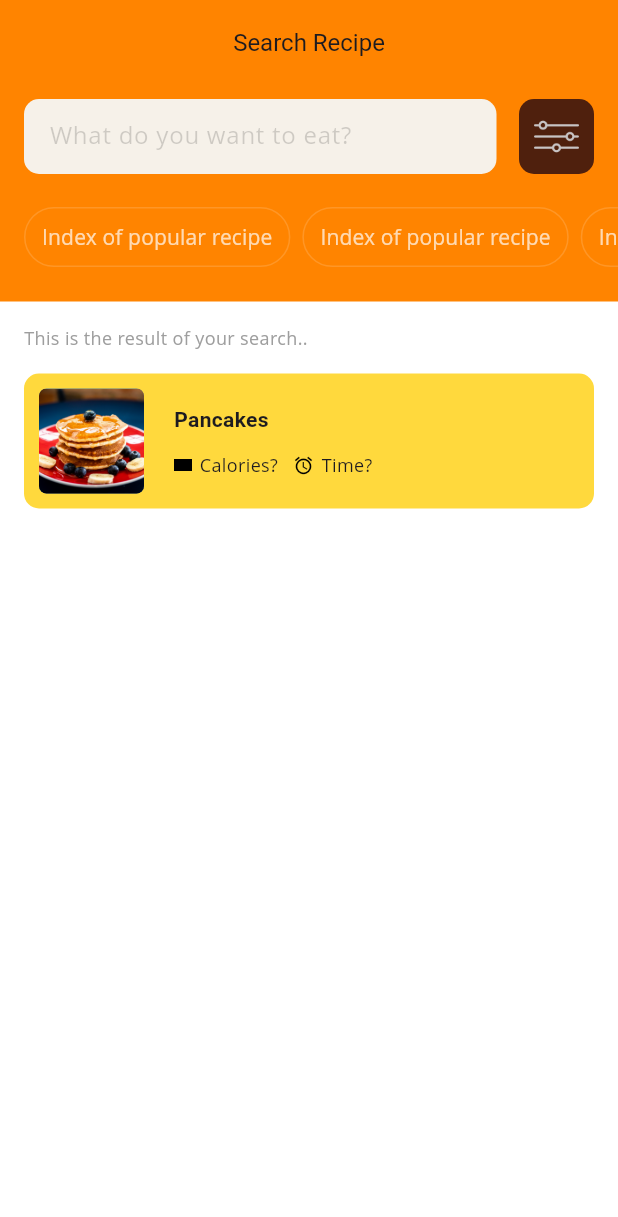
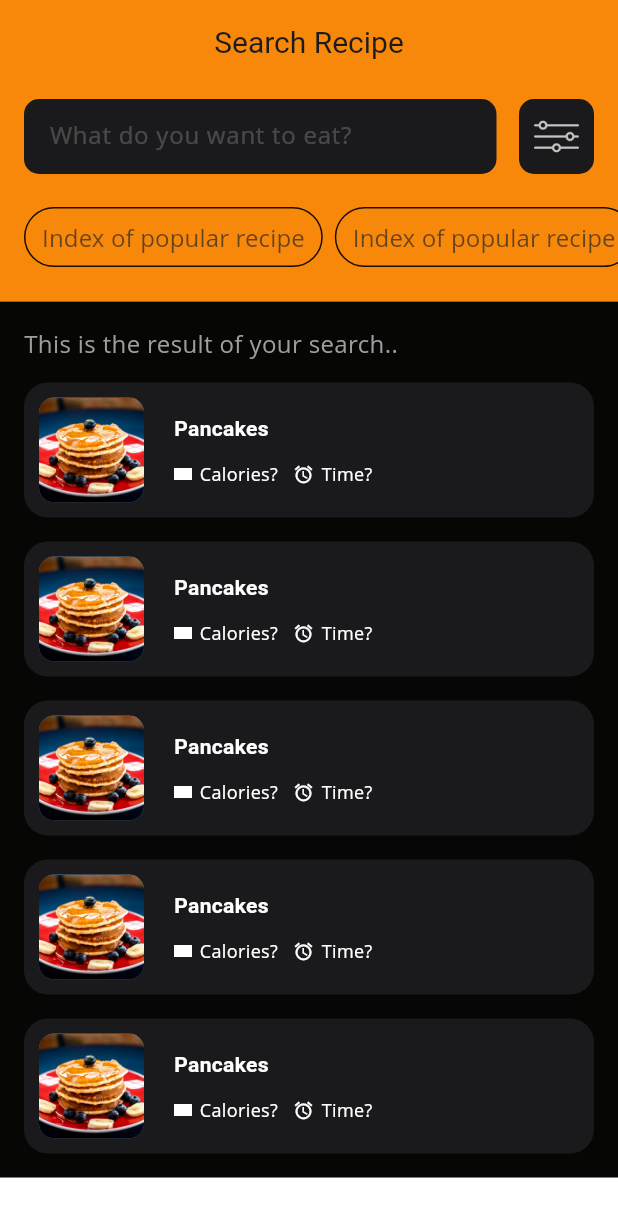
Before and after one commit to josssss07/cook_up, a Flutter app: the screen it shows after launch, on a phone screen of 412 x 824 dp. Shown: the top 1217 px of the screen. Run offline on Flutter 3.47's test engine with Material 3 defaults, Android fonts, the phone set to English and light mode, and no system bars; our stand-ins replace firebase_core, google_nav_bar; accounts and stored records are empty; generated files the repository leaves out were written again; Roboto replaces fonts that are missing (Open Sans, inter).

Commit message:
changed the color theme

```diff
--- a/lib/pages/search_page.dart
+++ b/lib/pages/search_page.dart
@@ -25,7 +25,7 @@ class _SearchPageState extends State<SearchPage> {
             style: TextStyle(
                 fontFamily: 'inter',
                 fontWeight: FontWeight.w400,
-                fontSize: 16)),
+                fontSize: 20)),
         systemOverlayStyle: SystemUiOverlayStyle.light,
       ),
       body: ListView(
@@ -55,7 +55,7 @@ class _SearchPageState extends State<SearchPage> {
                           margin: const EdgeInsets.only(right: 15),
                           decoration: BoxDecoration(
                               borderRadius: BorderRadius.circular(10),
-                              color: AppColor.primarySoft),
+                              color: AppColor.secondarybg),
                           child: TextField(
                             controller: searchInputController,
                             onChanged: (value) {
@@ -63,7 +63,7 @@ class _SearchPageState extends State<SearchPage> {
                               setState(() {});
                             },
                             style: const TextStyle(
-                                color: Color.fromARGB(255, 62, 61, 61),
+                                color: Color.fromARGB(255, 246, 246, 246),
                                 fontSize: 16,
                                 fontWeight: FontWeight.w400),
                             maxLines: 1,
@@ -71,7 +71,7 @@ class _SearchPageState extends State<SearchPage> {
                             decoration: InputDecoration(
                               hintText: 'What do you want to eat?',
                               hintStyle: TextStyle(
-                                  color: const Color.fromARGB(255, 45, 44, 44)
+                                  color: Color.fromARGB(255, 255, 255, 255)
                                       .withOpacity(0.2)),
                               prefixIconConstraints:
                                   const BoxConstraints(maxHeight: 20),
@@ -88,7 +88,8 @@ class _SearchPageState extends State<SearchPage> {
                         onTap: () {
                           showModalBottomSheet(
                               context: context,
-                              backgroundColor: Colors.white,
+                              // backgroundColor: Colors.white,
+                              backgroundColor: AppColor.secondarybg,
                               shape: const RoundedRectangleBorder(
                                   borderRadius: BorderRadius.only(
                                       topLeft: Radius.circular(20),
@@ -103,7 +104,7 @@ class _SearchPageState extends State<SearchPage> {
                           alignment: Alignment.center,
                           decoration: BoxDecoration(
                             borderRadius: BorderRadius.circular(10),
-                            color: AppColor.secondary,
+                            color: AppColor.secondarybg,
                           ),
                           child: Image.asset(
                             'assets/icons/edit.png',
@@ -140,15 +141,16 @@ class _SearchPageState extends State<SearchPage> {
                           },
                           style: OutlinedButton.styleFrom(
                             side: BorderSide(
-                                color: Colors.white.withOpacity(0.15),
+                                color: Color.fromARGB(255, 0, 0, 0).withOpacity(0.9),
                                 width: 1),
                           ),
                           child: Text(
                             // popularRecipeKeyword[index],
                             'Index of popular recipe',
                             style: TextStyle(
-                                color: Colors.white.withOpacity(0.7),
-                                fontWeight: FontWeight.w400),
+                                color: Color.fromARGB(255, 38, 37, 37).withOpacity(0.7),
+                                // backgroundColor: const Color.fromARGB(255, 87, 84, 84),
+                                fontWeight: FontWeight.w400, fontSize: 16),
                           ),
                         ),
                       );
@@ -162,6 +164,7 @@ class _SearchPageState extends State<SearchPage> {
           Container(
             padding: const EdgeInsets.all(16),
             width: MediaQuery.of(context).size.width,
+            color: AppColor.primarySoft,
             child: Column(
               mainAxisAlignment: MainAxisAlignment.start,
               crossAxisAlignment: CrossAxisAlignment.start,
@@ -170,13 +173,13 @@ class _SearchPageState extends State<SearchPage> {
                   margin: const EdgeInsets.only(bottom: 15),
                   child: const Text(
                     'This is the result of your search..',
-                    style: TextStyle(color: Colors.grey, fontSize: 12),
+                    style: TextStyle(color: Colors.grey, fontSize: 16),
                   ),
                 ),
                 ListView.separated(
                   shrinkWrap: true,
                   // itemCount: searchResult.length,
-                  itemCount: 1,
+                  itemCount: 5,
                   physics: const NeverScrollableScrollPhysics(),
                   separatorBuilder: (context, index) {
                     return const SizedBox(height: 16);
--- a/lib/utils/AppColor.dart
+++ b/lib/utils/AppColor.dart
@@ -1,9 +1,11 @@
 import 'package:flutter/material.dart';
 
 class AppColor {
-  static Color primary = const Color(0xFFFF8400);
-  static Color primarySoft = const Color(0xFFF6F1E9);
+  static Color primary = Color.fromARGB(255, 248, 136, 9);
+  static Color primarySoft = const Color(0xFF060605);
+  static Color secondaryBackground = const Color(0xFF535845);
   // static Color primaryExtraSoft = Color(0xFFEEF4F4);
+  static Color secondarybg = const Color.fromARGB(255, 26, 26, 28);
   static Color secondary = const Color(0xFF4F200D);
   static Color whiteSoft = const Color(0xFFFFD93D);
   //static LinearGradient bottomShadow = LinearGradient(colors: [Color(0xFF107873).withOpacity(0.2), Color(0xFF107873).withOpacity(0)], begin: Alignment.bottomCenter, end: Alignment.topCenter);
--- a/lib/widgets/receipe_tile.dart
+++ b/lib/widgets/receipe_tile.dart
@@ -14,8 +14,8 @@ class RecipeTile extends StatelessWidget {
         height: 90,
         padding: const EdgeInsets.all(10),
         decoration: BoxDecoration(
-          color: AppColor.whiteSoft,
-          borderRadius: BorderRadius.circular(10),
+          color: Color.fromARGB(255, 26, 26, 28),
+          borderRadius: BorderRadius.circular(16),
         ),
         child: Row(
           children: [
@@ -24,7 +24,7 @@ class RecipeTile extends StatelessWidget {
               width: 70,
               height: 70,
               decoration: BoxDecoration(
-                borderRadius: BorderRadius.circular(5),
+                borderRadius: BorderRadius.circular(10),
                 color: const Color.fromRGBO(96, 125, 139, 1),
                 image: const DecorationImage(
                   image: AssetImage('assets/images/pancakes.jpg'),
@@ -45,7 +45,7 @@ class RecipeTile extends StatelessWidget {
                       margin: const EdgeInsets.only(bottom: 12),
                       child: const Text(
                         'Pancakes',
-                        style: TextStyle(fontWeight: FontWeight.w600, fontFamily: 'inter'),
+                        style: TextStyle(fontWeight: FontWeight.w600, fontFamily: 'inter', color: Colors.white),
                       ),
                     ),
                     // Recipe Calories and Time
@@ -53,7 +53,7 @@ class RecipeTile extends StatelessWidget {
                       children: [
                         Image.asset(
                           'assets/images/pancakes.jpg',
-                          color: Colors.black,
+                          color: Colors.white,
                           width: 12,
                           height: 12,
                         ),
@@ -61,7 +61,7 @@ class RecipeTile extends StatelessWidget {
                           margin: const EdgeInsets.only(left: 5),
                           child: const Text(
                             'Calories?',
-                            style: TextStyle(fontSize: 12),
+                            style: TextStyle(fontSize: 12, color: Colors.white),
                           ),
                         ),
                         const SizedBox(
@@ -70,13 +70,13 @@ class RecipeTile extends StatelessWidget {
                         const Icon(
                           Icons.alarm,
                           size: 14,
-                          color: Colors.black,
+                          color: Color.fromARGB(255, 255, 255, 255),
                         ),
                         Container(
                           margin: const EdgeInsets.only(left: 5),
                           child: const Text(
                             'Time?',
-                            style: TextStyle(fontSize: 12),
+                            style: TextStyle(fontSize: 12, color: Colors.white),
                           ),
                         ),
                       ],
```
